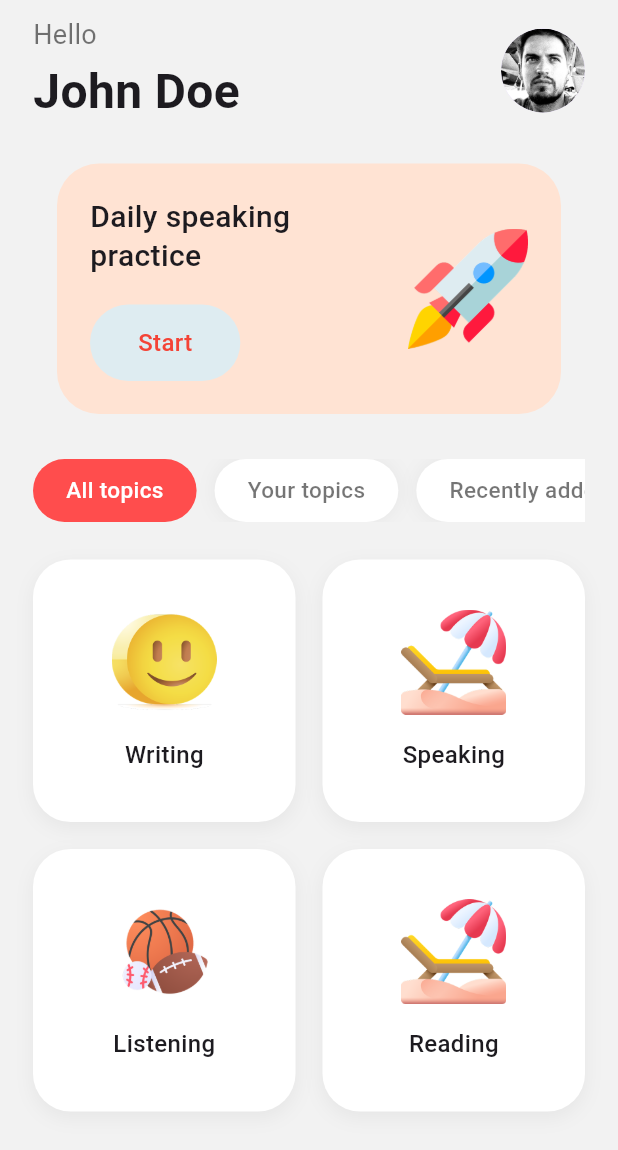
After one commit to Albin2420/atlasenglishLearning, a Flutter app: the HomeScreen screen opened directly, on a phone screen of 412 x 824 dp. The commit adds this screen. Shown: the top 1150 px of the screen. Run offline on Flutter 3.47's test engine with Material 3 defaults, Android fonts, the phone set to English and light mode, and no system bars; our stand-ins replace flutter_easyloading, flutter_secure_storage, get; accounts and stored records are empty; Roboto replaces fonts that are missing (ClashDisplay).

Commit message:
homescreen ui on 23/03/26 at 12.29 pm

```diff
--- a/lib/src/app.dart
+++ b/lib/src/app.dart
@@ -1,3 +1,4 @@
+import 'package:atlas_learning/src/presentation/screens/HomeScreen/home_page.dart';
 import 'package:atlas_learning/src/presentation/screens/onBoarding/onboarding.dart';
 import 'package:flutter/material.dart';
 import 'package:flutter_easyloading/flutter_easyloading.dart';
@@ -12,6 +13,7 @@ class AtlasEnglishLearningApp extends StatelessWidget {
       debugShowCheckedModeBanner: false,
       builder: EasyLoading.init(),
       home: Onboarding(),
+      // home: HomeScreen(),
     );
   }
 }
--- /dev/null
+++ b/lib/src/presentation/controller/HomeScreen/home_screen_controller.dart
@@ -0,0 +1,16 @@
+import 'package:get/get.dart';
+
+class HomeController extends GetxController {
+  var selectedTab = 0.obs;
+
+  void changeTab(int index) {
+    selectedTab.value = index;
+  }
+
+  final tabs = [
+    "All topics",
+    "Your topics",
+    "Recently added",
+    "Best picks"
+  ];
+}
--- /dev/null
+++ b/lib/src/presentation/screens/HomeScreen/home_page.dart
@@ -0,0 +1,164 @@
+import 'package:atlas_learning/src/presentation/widgets/HomeScreen/daily_speak.dart';
+import 'package:flutter/material.dart';
+import 'package:get/get.dart';
+import '../../controller/HomeScreen/home_screen_controller.dart';
+import '../../widgets/HomeScreen/topic_card.dart';
+
+class HomeScreen extends StatelessWidget {
+  HomeScreen({super.key});
+
+  final HomeController controller = Get.put(HomeController());
+
+  @override
+  Widget build(BuildContext context) {
+    return Scaffold(
+      backgroundColor: const Color(0xFFF2F2F2),
+      body: SafeArea(
+        child: SingleChildScrollView(
+          child: Padding(
+            padding: const EdgeInsets.symmetric(horizontal: 22),
+            child: Column(
+              crossAxisAlignment: CrossAxisAlignment.start,
+              children: [
+                const SizedBox(height: 10),
+
+                /// HEADER
+                Row(
+                  mainAxisAlignment: MainAxisAlignment.spaceBetween,
+                  children: [
+                    Column(
+                      crossAxisAlignment: CrossAxisAlignment.start,
+                      children: const [
+                        Text(
+                          "Hello",
+                          style: TextStyle(
+                            fontSize: 18,
+                            fontFamily: 'ClashDisplay',
+                            fontWeight: FontWeight.w400,
+                            color: Colors.black54,
+                          ),
+                        ),
+                        SizedBox(height: 2),
+                        Text(
+                          "John Doe",
+                          style: TextStyle(
+                            fontSize: 32,
+                            fontFamily: 'ClashDisplay',
+                            fontWeight: FontWeight.w700,
+                          ),
+                        ),
+                      ],
+                    ),
+                    SizedBox(height: 29),
+                    const CircleAvatar(
+                      radius: 28,
+                      backgroundImage: AssetImage('assets/images/johndo.png'),
+                    ),
+                  ],
+                ),
+
+                const SizedBox(height: 25),
+                DailySpeak(),
+                const SizedBox(height: 30),
+
+                SizedBox(
+                  height: 42,
+                  child: ListView.builder(
+                    scrollDirection: Axis.horizontal,
+                    itemCount: controller.tabs.length,
+                    itemBuilder: (context, index) {
+                      return Obx(() {
+                        final isSelected =
+                            controller.selectedTab.value == index;
+
+                        return GestureDetector(
+                          onTap: () => controller.changeTab(index),
+                          child: AnimatedContainer(
+                            duration: const Duration(milliseconds: 200),
+                            margin: const EdgeInsets.only(right: 12),
+                            padding: const EdgeInsets.symmetric(
+                              horizontal: 22,
+                              vertical: 10,
+                            ),
+                            decoration: BoxDecoration(
+                              color: isSelected
+                                  ? const Color(0xFFFF4D4D)
+                                  : Colors.white,
+                              borderRadius: BorderRadius.circular(30),
+                              boxShadow: isSelected
+                                  ? []
+                                  : [
+                                      BoxShadow(
+                                        color: Colors.black.withOpacity(0.05),
+                                        blurRadius: 10,
+                                      ),
+                                    ],
+                            ),
+                            child: Text(
+                              controller.tabs[index],
+                              style: TextStyle(
+                                fontSize: 15,
+                                fontFamily: 'ClashDisplay',
+                                fontWeight: FontWeight.w500,
+                                color: isSelected
+                                    ? Colors.white
+                                    : Colors.black54,
+                              ),
+                            ),
+                          ),
+                        );
+                      });
+                    },
+                  ),
+                ),
+
+                const SizedBox(height: 25),
+
+                /// GRID
+                GridView.count(
+                  crossAxisCount: 2,
+                  crossAxisSpacing: 18,
+                  mainAxisSpacing: 18,
+                  shrinkWrap: true,
+                  physics: const NeverScrollableScrollPhysics(),
+                  children: [
+                    TopicCard(
+                      title: "Writing",
+                      image: "assets/images/smile.png",
+                      onTap: () {
+                        // Get.to(() => WritingPage());
+                      },
+                    ),
+                    TopicCard(
+                      title: "Speaking",
+                      image: "assets/images/summer.png",
+                      onTap: () {
+                        // Get.to(() => SpeakingPage());
+                      },
+                    ),
+                    TopicCard(
+                      title: "Listening",
+                      image: "assets/images/balls.png",
+                      onTap: () {
+                        // Get.to(() => ListeningPage());
+                      },
+                    ),
+                    TopicCard(
+                      title: "Reading",
+                      image: "assets/images/summer.png",
+                      onTap: () {
+                        // Get.to(() => ReadingPage());
+                      },
+                    ),
+                  ],
+                ),
+
+                const SizedBox(height: 40),
+              ],
+            ),
+          ),
+        ),
+      ),
+    );
+  }
+}
--- /dev/null
+++ b/lib/src/presentation/widgets/HomeScreen/daily_speak.dart
@@ -0,0 +1,62 @@
+import 'package:flutter/material.dart';
+
+class DailySpeak extends StatelessWidget {
+  const DailySpeak({super.key});
+
+  @override
+  Widget build(BuildContext context) {
+    return Padding(
+      padding: const EdgeInsets.symmetric(horizontal: 16),
+      child: Container(
+        padding: const EdgeInsets.all(22),
+        decoration: BoxDecoration(
+          color: const Color(0xFFFFE3D3),
+          borderRadius: BorderRadius.circular(28),
+        ),
+        child: Row(
+          children: [
+            Expanded(
+              child: Column(
+                crossAxisAlignment: CrossAxisAlignment.start,
+                children: [
+                  const Text(
+                    "Daily speaking\npractice",
+                    style: TextStyle(
+                      fontSize: 20,
+                      fontFamily: 'ClashDisplay',
+                      fontWeight: FontWeight.w500,
+                      height: 1.3,
+                    ),
+                  ),
+                  const SizedBox(height: 20),
+
+                  Container(
+                    padding: const EdgeInsets.symmetric(
+                      horizontal: 32,
+                      vertical: 14,
+                    ),
+                    decoration: BoxDecoration(
+                      color: const Color(0xFFDEECF1),
+                      borderRadius: BorderRadius.circular(40),
+                    ),
+                    child: const Text(
+                      "Start",
+                      style: TextStyle(
+                        fontSize: 16,
+                        fontFamily: 'ClashDisplay',
+                        fontWeight: FontWeight.w500,
+                        color: Colors.red,
+                      ),
+                    ),
+                  ),
+                ],
+              ),
+            ),
+
+            Image.asset("assets/images/rocket.png", height: 80),
+          ],
+        ),
+      ),
+    );
+  }
+}
--- /dev/null
+++ b/lib/src/presentation/widgets/HomeScreen/topic_card.dart
@@ -0,0 +1,54 @@
+import 'package:flutter/material.dart';
+
+class TopicCard extends StatelessWidget {
+  final String title;
+  final String image;
+  final VoidCallback onTap;
+
+  const TopicCard({
+    super.key,
+    required this.title,
+    required this.image,
+    required this.onTap,
+  });
+
+  @override
+  Widget build(BuildContext context) {
+    return GestureDetector(
+      onTap: onTap,
+      child: Container(
+        decoration: BoxDecoration(
+          color: Colors.white,
+          borderRadius: BorderRadius.circular(25),
+          boxShadow: [
+            BoxShadow(
+              color: Colors.black.withOpacity(0.05),
+              blurRadius: 10,
+              offset: const Offset(0, 4),
+            )
+          ],
+        ),
+        padding: const EdgeInsets.all(18),
+        child: Column(
+          mainAxisAlignment: MainAxisAlignment.center,
+          children: [
+            Image.asset(
+              image,
+              height: 70,
+              fit: BoxFit.contain,
+            ),
+            const SizedBox(height: 15),
+            Text(
+              title,
+              style: const TextStyle(
+                fontSize: 16,
+                fontFamily: 'ClashDisplay',
+                fontWeight: FontWeight.w500,
+              ),
+            )
+          ],
+        ),
+      ),
+    );
+  }
+}
--- a/pubspec.yaml
+++ b/pubspec.yaml
@@ -63,6 +63,7 @@ flutter:
   # To add assets to your application, add an assets section, like this:
   assets:
       - assets/data/
+      - assets/images/
   #   - images/a_dot_ham.jpeg
 
   # An image asset can refer to one or more resolution-specific "variants", see
```
Also changed, not shown: assets/images/balls.png (added), assets/images/johndo.png (added), assets/images/rocket.png (added), assets/images/smile.png (added), assets/images/summer.png (added), 6 other files.
